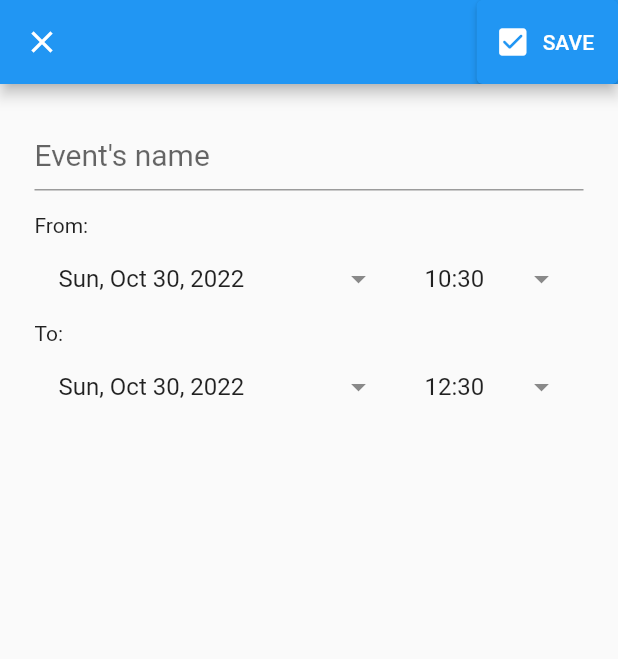
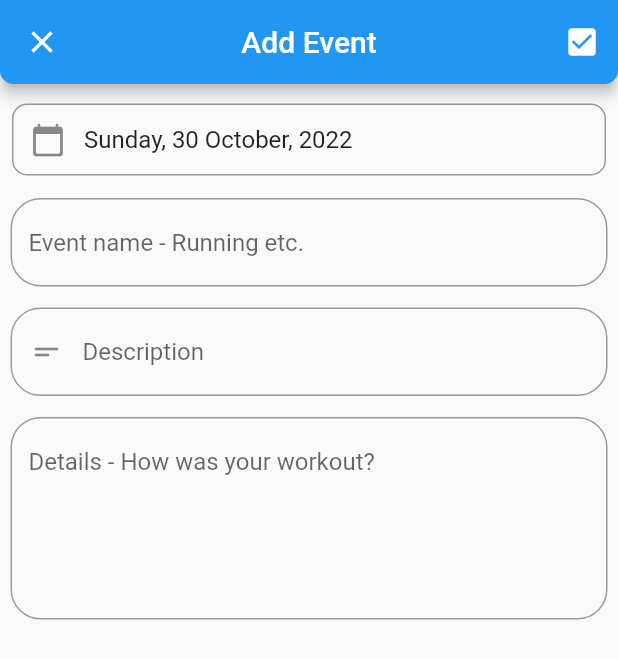
Before and after one commit to sebastianpartyka/kalendar2, a Flutter app: the EventPage screen opened directly, on a phone screen of 412 x 824 dp. Shown: the top 659 px of the screen. Run offline on Flutter 3.47's test engine with Material 2 defaults, Android fonts, the phone set to English and light mode, and no system bars; our stand-ins replace convex_bottom_bar, firebase_core, fl_chart, flutter_form_builder, pie_chart; missing offline and left inert: flutter_clean_calendar; accounts and stored records are empty; network calls fail.

Commit message:
Add Event page layout

```diff
--- a/lib/DemoApp.dart
+++ b/lib/DemoApp.dart
@@ -7,6 +7,9 @@ import 'package:kalendar2/homepage.dart';
 import 'package:kalendar2/more_page.dart';
 import 'package:kalendar2/navigation_drawer_widget.dart';
 import 'package:kalendar2/profile.dart';
+import 'package:firebase_core/firebase_core.dart';
+import 'firebase_options.dart';
+//import 'package:flutter_neat_and_clean_calendar/flutter_neat_and_clean_calendar.dart';
 
 class DemoApp extends StatefulWidget {
   @override
--- a/lib/event/event_page.dart
+++ b/lib/event/event_page.dart
@@ -1,213 +1,175 @@
 import 'package:flutter/material.dart';
 import 'package:kalendar2/DemoApp.dart';
-import 'package:kalendar2/event/event_provider.dart';
-import 'package:kalendar2/event/event_tools.dart';
+import 'package:kalendar2/more_page.dart';
+import 'package:kalendar2/profile.dart';
+import 'package:flutter/cupertino.dart';
+import 'package:flutter_form_builder/flutter_form_builder.dart';
 import 'package:intl/intl.dart';
-import 'package:flutter_datetime_picker/flutter_datetime_picker.dart';
-import 'package:provider/provider.dart';
-import 'package:syncfusion_flutter_calendar/calendar.dart';
 
-class EventPage extends StatefulWidget {
-  final Event? event;
-
-  const EventPage({Key? key, this.event}) : super(key: key);
-
-  @override
-  State<EventPage> createState() => _EventPageState();
-}
-
-class _EventPageState extends State<EventPage> {
-  final titleController = TextEditingController();
-  final _formKey = GlobalKey<FormState>();
-  late DateTime fromDate;
-  late DateTime toDate;
-
-  @override
-  void dispose() {
-    titleController.dispose();
-    super.dispose();
-  }
-
-  @override
-  void initState() {
-    super.initState();
-
-    if (widget.event == null) {
-      fromDate = DateTime.now();
-      toDate = DateTime.now().add(
-        const Duration(hours: 2),
-      );
-    }
-  }
+class EventPage extends StatelessWidget {
+  const EventPage({Key? key}) : super(key: key);
 
   @override
   Widget build(BuildContext context) {
+    //return Container(color: const Color(0xFF2DBD3A));
     return Scaffold(
-      appBar: AppBar(
-        leading: const CloseButton(),
-        actions: [
-          ElevatedButton.icon(
-            onPressed: () {},
-            icon: const Icon(Icons.check_box_rounded),
-            label: const Text('SAVE'),
+        appBar: AppBar(
+          title: const Text('Add Event'),
+          centerTitle: true,
+          shape: RoundedRectangleBorder(
+              borderRadius: BorderRadius.vertical(
+            bottom: Radius.circular(9),
+          )),
+          leading: IconButton(
+            onPressed: () {
+              Navigator.of(context).pop(); // do something
+            },
+            icon: Icon(Icons.close),
           ),
-        ],
-        // title: const Center(
-        //   child: Text(''),
-        // ),
-      ),
-      body: SingleChildScrollView(
-        padding: const EdgeInsets.all(23.0),
-        child: Form(
-          key: _formKey,
-          child: Column(
-            children: [
-              title(),
-              const SizedBox(height: 15),
-              buildDateTimePickers(),
-            ],
-          ),
+          actions: <Widget>[
+            // ikona z napisem albo bez
+            // ElevatedButton.icon(
+            //     onPressed: () {},
+            //     icon: Icon(Icons.check_box),
+            //     label: const Text('SAVE')
+            IconButton(
+              icon: Icon(
+                Icons.check_box,
+                color: Colors.white,
+              ),
+              onPressed: () {
+                // do something
+              },
+            ),
+            // ), close elevated button
+          ],
         ),
-      ),
-    );
-  }
+        // body: floatingActionButton: FloatingActionButton(
+        //   //Floating action button on Scaffold
+        //   onPressed: () {
+        //     //code to execute on button press
+        //   },
+        //   child: Icon(Icons.add), //icon inside button
+        // )
 
-  title() => TextFormField(
-        style: const TextStyle(fontSize: 20),
-        decoration: const InputDecoration(
-          border: UnderlineInputBorder(),
-          hintText: "Event's name",
-        ),
-        onFieldSubmitted: (_) => saveForm(),
-        controller: titleController,
-        validator: (title) =>
-            title != null && title.isEmpty ? 'Name cannot be empty' : null,
-      );
+        // floatingActionButtonLocation: FloatingActionButtonLocation.centerDocked,
+        //floating action button position to center
 
-  buildDateTimePickers() => Column(
-        children: [
-          buildFrom(),
-          buildTo(),
-        ],
-      );
-
-  buildFrom() => Column(
-        children: [
-          Row(
-            children: const [
-              Text('From:'),
-            ],
-          ),
-          Row(
-            children: [
-              Expanded(
-                flex: 2,
-                child: buildDropdownField(
-                  text: DateTools.toDate(fromDate),
-                  onClicked: () {},
+        body: Column(
+          mainAxisSize: MainAxisSize.min,
+          children: <Widget>[
+            // SizedBox(height: 20),
+            // Text(
+            //   'Profil zawartość',
+            //   style: TextStyle(fontSize: 10),
+            // ),
+            SizedBox(height: 5),
+            Padding(
+              padding: const EdgeInsets.all(8.0),
+              child: FormBuilderDateTimePicker(
+                name: "date",
+                initialValue: DateTime.now(),
+                // widget.selectedDate ?? widget.event?.date ?? DateTime.now(),
+                initialDate: DateTime.now(),
+                fieldHintText: "Add Date",
+                initialDatePickerMode: DatePickerMode.day,
+                inputType: InputType.date,
+                format: DateFormat('EEEE, dd MMMM, yyyy'),
+                decoration: InputDecoration(
+                  contentPadding: EdgeInsets.symmetric(vertical: 10),
+                  border: OutlineInputBorder(
+                      borderRadius: BorderRadius.circular(10)),
+                  prefixIcon: Icon(Icons.calendar_today_rounded),
                 ),
               ),
-              Expanded(
-                child: buildDropdownField(
-                  text: DateTools.toTime(fromDate),
-                  onClicked: () {},
-                ),
-              )
-            ],
-          ),
-          //Row(),
-        ],
-      );
-
-  buildTo() => Column(
-        children: [
-          Row(
-            children: const [
-              Text('To:'),
-            ],
-          ),
-          Row(
-            children: [
-              Expanded(
-                flex: 2,
-                child: buildDropdownField(
-                  text: DateTools.toDate(toDate),
-                  onClicked: () {},
+            ),
+            //SizedBox(height: 5),
+            Padding(
+              padding: const EdgeInsets.all(7.0),
+              child: TextField(
+                decoration: InputDecoration(
+                  border: OutlineInputBorder(
+                    borderRadius: BorderRadius.circular(20),
+                  ),
+                  hintText: 'Event name - Running etc.',
                 ),
               ),
-              Expanded(
-                child: buildDropdownField(
-                  text: DateTools.toTime(toDate),
-                  onClicked: () {},
+            ),
+
+            //SizedBox(height: 5),
+            Padding(
+              padding: const EdgeInsets.all(7.0),
+              child: TextField(
+                decoration: InputDecoration(
+                  border: OutlineInputBorder(
+                    borderRadius: BorderRadius.circular(20),
+                  ),
+                  hintText: 'Description',
+                  prefixIcon: Icon(Icons.short_text_rounded),
                 ),
-              )
-            ],
-          ),
-          //Row(),
-        ],
-      );
+              ),
+            ),
+            Container(
+              padding: EdgeInsets.all(7.0),
+              child: Column(
+                children: [
+                  TextField(
+                    keyboardType: TextInputType.multiline,
+                    maxLines: 5,
+                    decoration: InputDecoration(
+                      hintText: "Details - How was your workout?",
+                      border: OutlineInputBorder(
+                        borderRadius: BorderRadius.circular(20),
+                      ),
+                      // focusedBorder: OutlineInputBorder(
+                      //     borderSide:
+                      //         BorderSide(width: 1, color: Colors.redAccent))),
+                    ),
 
-  buildDropdownField({required String text, required VoidCallback onClicked}) =>
-      ListTile(
-        title: Text(text),
-        trailing: const Icon(Icons.arrow_drop_down),
-        onTap: onClicked,
-      );
+// dodać duration time z cupertino picker
+//set state stąd https://www.youtube.com/watch?v=LFQgZc4oKa4
+// reszta stąd: https://www.youtube.com/watch?v=Tnjex6C94qc&list=PL7-HzJSunhN5I2jgwkq5cQqmqsa1PMF6Z&index=61
 
-  Future pickFromDateTime({required bool pickDate}) async {
-    final date = await pickDateTime(fromDate, pickDate: pickDate);
-    if (date == null) return;
-    if (date.isAfter(toDate)) {
-      toDate = DateTime(
-        date.year,
-        date.month,
-        date.day,
-      );
-    }
-    setState(() => fromDate = date);
-  }
-
-  Future pickToDateTime({required bool pickDate}) async {
-    final date = await pickDateTime(toDate,
-        pickDate: pickDate, firstDate: pickDate ? fromDate : null);
-    if (date == null) return;
-
-    setState(() => toDate = date);
-  }
-
-  Future<DateTime?> pickDateTime(
-    DateTime initialDate, {
-    required bool pickDate,
-    DateTime? firstDate,
-  }) async {
-    if (pickDate) {
-      final date = await showDatePicker(
-          context: context,
-          initialDate: initialDate,
-          firstDate: firstDate ?? DateTime(2020, 1),
-          lastDate: DateTime(2050, 1));
-      if (date == null) return null;
-
-      final time =
-          Duration(hours: initialDate.hour, minutes: initialDate.minute);
-
-      return date.add(time);
-    }
-  }
-
-  Future saveForm() async {
-    final isValid = _formKey.currentState!.validate();
-
-    if (isValid) {
-      final event = Event(
-        title: titleController.text,
-        from: fromDate,
-        to: toDate,
-      );
-
-      final provider = Provider.of<EventProvider>(context, listen: false);
-      provider.addEvent(event);
-      Navigator.of(context).pop();
-    }
+                    // Padding(
+                    //   padding: const EdgeInsets.all(7.0),
+                    //   child: TextField(
+                    //     decoration: InputDecoration(
+                    //       border: OutlineInputBorder(
+                    //         borderRadius: BorderRadius.circular(20),
+                    //       ),
+                    //       hintText: 'Duration',
+                    //       prefixIcon: Icon(Icons.short_text_rounded),
+                    //     ),
+                    //   ),
+                    // ),
+                    // Padding(
+                    //   padding: const EdgeInsets.all(7.0),
+                    //   child: TextField(
+                    //     decoration: InputDecoration(
+                    //       border: OutlineInputBorder(
+                    //         borderRadius: BorderRadius.circular(20),
+                    //       ),
+                    //       hintText: 'Equipment drop down to be done',
+                    //       prefixIcon: Icon(Icons.short_text_rounded),
+                    //     ),
+                    //   ),
+                    // ),
+                    // Padding(
+                    //   padding: const EdgeInsets.all(7.0),
+                    //   child: TextField(
+                    //     decoration: InputDecoration(
+                    //       border: OutlineInputBorder(
+                    //         borderRadius: BorderRadius.circular(20),
+                    //       ),
+                    //       hintText: 'Route or preset workout if applicable to done',
+                    //       prefixIcon: Icon(Icons.short_text_rounded),
+                    //     ),
+                    //   ),
+                  ),
+                ],
+              ),
+            ),
+          ],
+        ));
   }
 }
--- a/lib/main.dart
+++ b/lib/main.dart
@@ -2,6 +2,7 @@ import 'package:flutter/material.dart';
 import 'package:kalendar2/DemoApp.dart';
 import 'package:firebase_core/firebase_core.dart';
 import 'firebase_options.dart';
+
 
 void main() async {
   WidgetsFlutterBinding.ensureInitialized();
--- a/pubspec.yaml
+++ b/pubspec.yaml
@@ -45,6 +45,8 @@ dependencies:
   flutter_provider: ^2.1.0
   flutter_datetime_picker: ^1.5.1
   syncfusion_flutter_calendar: ^20.3.48
+  flutter_neat_and_clean_calendar: ^0.3.9+23
+  flutter_form_builder: ^7.7.0
 
 dev_dependencies:
   flutter_test:
```
Also changed, not shown: pubspec.lock, 2 other files.
